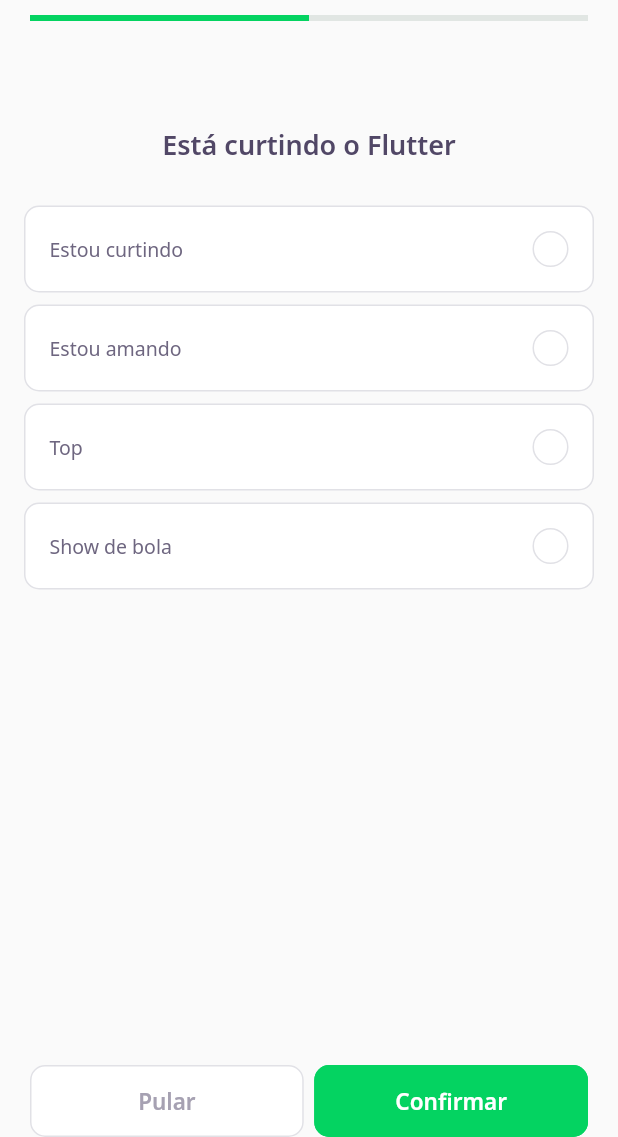
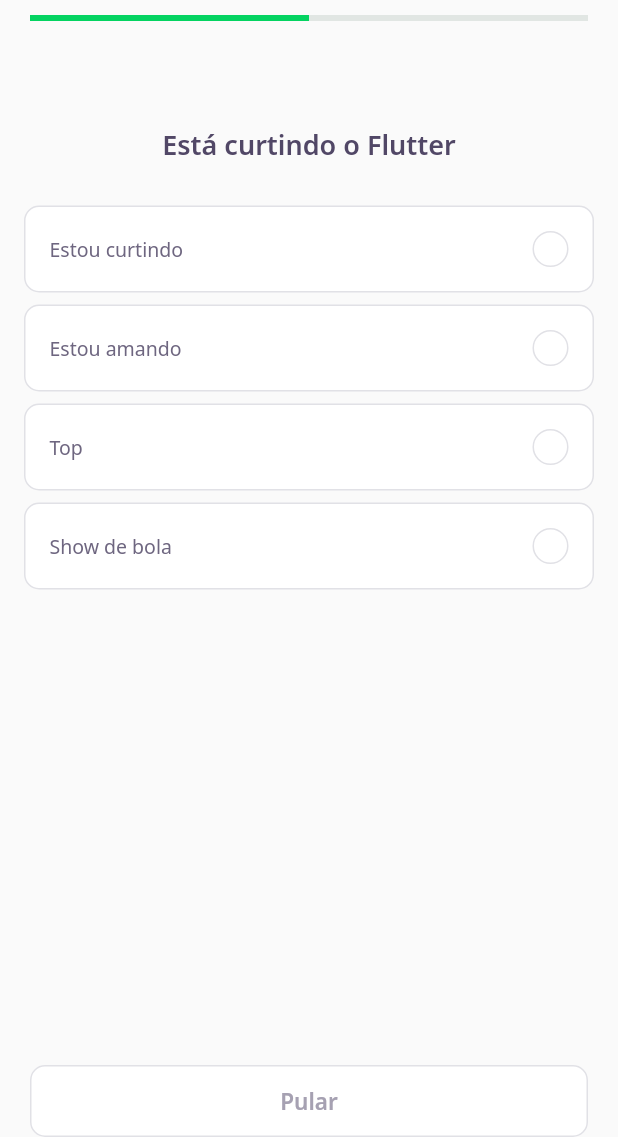
Before and after one commit to cintiafumi/devquiz, a Flutter app: the screen it shows after launch, after a tap on "NLW 5 Flutter", on a phone screen of 412 x 824 dp, the part 99-1236 px from its top. Run offline on Flutter 3.47's test engine with Material 2 defaults, Android fonts, the phone set to English and light mode, and no system bars; our stand-ins replace google_fonts; accounts and stored records are empty; network calls fail.

Commit message:
♻️  refac: Add Buttons conditions

```diff
--- a/lib/challenge/challenge_page.dart
+++ b/lib/challenge/challenge_page.dart
@@ -26,6 +26,14 @@ class _ChallengePageState extends State<ChallengePage> {
       });
     });
     super.initState();
+  }
+
+  void nextPage() {
+    if(controller.currentPage < widget.questions.length)
+    pageController.nextPage(
+      duration: Duration(milliseconds: 10),
+      curve: Curves.linear,
+    );
   }
 
   @override
@@ -58,33 +66,38 @@ class _ChallengePageState extends State<ChallengePage> {
       body: PageView(
         physics: NeverScrollableScrollPhysics(),
         controller: pageController,
-        children: widget.questions.map((e) => QuizWidget(question: e)).toList(),
+        children: widget.questions
+            .map((e) => QuizWidget(
+                  question: e,
+                  onChange: nextPage,
+                ))
+            .toList(),
       ),
       bottomNavigationBar: SafeArea(
         child: Padding(
           padding: const EdgeInsets.symmetric(horizontal: 20),
-          child: Row(
+          child: ValueListenableBuilder<int>(
+            valueListenable: controller.currentPageNotifier,
+            builder: (contex, value, _) => Row(
               mainAxisAlignment: MainAxisAlignment.spaceAround,
               children: [
+                if (value < widget.questions.length)
                   Expanded(
                     child: NextButtonWidget.secondary(
                     label: "Pular",
-                onTap: () {
-                  pageController.nextPage(
-                    duration: Duration(milliseconds: 10),
-                    curve: Curves.linear,
-                  );
-                },
+                    onTap: nextPage,
                   )),
-              SizedBox(
-                width: 7,
-              ),
+
+                if (value == widget.questions.length)
                   Expanded(
                     child: NextButtonWidget.primary(
                     label: "Confirmar",
-                onTap: () {},
+                    onTap: () {
+                      Navigator.pop(context);
+                    },
                   )),
               ],
+            ),
           ),
         ),
       ),
--- a/lib/challenge/widgets/answer/answer_widget.dart
+++ b/lib/challenge/widgets/answer/answer_widget.dart
@@ -6,12 +6,14 @@ class AnswerWidget extends StatelessWidget {
   final AnswerModel answer;
   final bool isSelected;
   final VoidCallback onTap;
+  final bool disabled;
 
   const AnswerWidget({
     Key? key,
     required this.answer,
     this.isSelected = false,
     required this.onTap,
+    this.disabled = false,
   }) : super(key: key);
 
   Color get _selectedColorRight =>
@@ -35,6 +37,8 @@ class AnswerWidget extends StatelessWidget {
   Widget build(BuildContext context) {
     return Padding(
       padding: const EdgeInsets.symmetric(horizontal: 16, vertical: 4),
+      child: IgnorePointer(
+        ignoring: disabled,
         child: GestureDetector(
           onTap: onTap,
           child: Container(
@@ -77,6 +81,7 @@ class AnswerWidget extends StatelessWidget {
             ),
           ),
         ),
+      ),
     );
   }
 }
--- a/lib/challenge/widgets/quiz/quiz_widget.dart
+++ b/lib/challenge/widgets/quiz/quiz_widget.dart
@@ -6,7 +6,9 @@ import 'package:flutter/material.dart';
 
 class QuizWidget extends StatefulWidget {
   final QuestionModel question;
-  const QuizWidget({Key? key, required this.question}) : super(key: key);
+  final VoidCallback onChange;
+  const QuizWidget({Key? key, required this.question, required this.onChange})
+      : super(key: key);
 
   @override
   _QuizWidgetState createState() => _QuizWidgetState();
@@ -35,10 +37,13 @@ class _QuizWidgetState extends State<QuizWidget> {
           for (var i = 0; i < widget.question.answers.length; i++)
             AnswerWidget(
               answer: answer(i),
+              disabled: indexSelected != -1,
               isSelected: indexSelected == i,
               onTap: () {
                 indexSelected = i;
                 setState(() {});
+                Future.delayed(Duration(milliseconds: 500))
+                  .then((value) => widget.onChange());
               },
             ),
         ],
```
Lines whose indentation alone changed are shown as unchanged.
